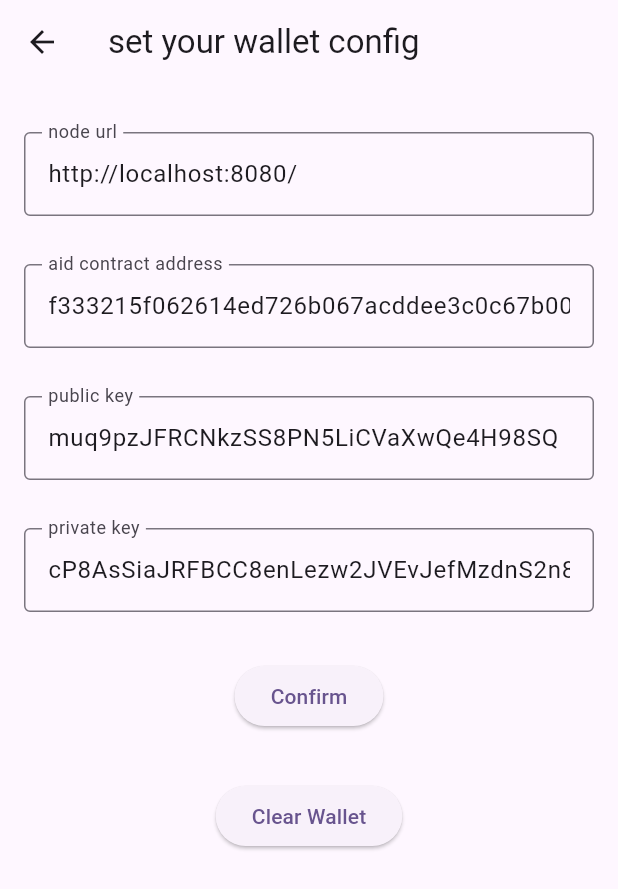
After one commit to leon123858/ourChain-frontend, a Flutter app: the screen it shows after launch, after a tap on "Wallet Config", on a phone screen of 412 x 824 dp. The commit adds this screen. Shown: the top 889 px of the screen. Run offline on Flutter 3.47's test engine with Material 3 defaults, Android fonts, the phone set to English and light mode, and no system bars; our stand-ins replace shared_preferences.

Commit message:
let user can custom dif infra

```diff
--- a/our-wallet-app/lib/controllers/coin.dart
+++ b/our-wallet-app/lib/controllers/coin.dart
@@ -60,8 +60,21 @@ class _CoinState extends State<Coin> {
                           );
                           return;
                         }
+                        // get wallet
+                        var wallet = Provider.of<UserStateProvider>(context,
+                                listen: false)
+                            .getWallet;
+                        if (wallet == null) {
+                          ScaffoldMessenger.of(context).showSnackBar(
+                            const SnackBar(
+                              content: Text('wallet is empty'),
+                            ),
+                          );
+                          return;
+                        }
                         // add coin
-                        final result = addCoin(aid, addressController.text);
+                        final result =
+                            addCoin(aid, addressController.text, wallet);
                         result.then((value) => {
                               if (value)
                                 {
--- /dev/null
+++ b/our-wallet-app/lib/controllers/config.dart
@@ -0,0 +1,165 @@
+import 'package:flutter/material.dart';
+import 'package:our_wallet_app/utils/config.dart';
+
+import '../services/wallet/wrapper.dart';
+
+class Config extends StatefulWidget {
+  const Config({super.key});
+
+  @override
+  State<Config> createState() => _ConfigState();
+}
+
+class _ConfigState extends State<Config> {
+  final _formKey = GlobalKey<FormState>();
+  TextEditingController nodeUrlController = TextEditingController();
+  TextEditingController aidAddressController = TextEditingController();
+  TextEditingController publicKeyController = TextEditingController();
+  TextEditingController privateKeyController = TextEditingController();
+
+  @override
+  Widget build(BuildContext context) {
+    Wallet tmp;
+    WalletBuilder().fromLocal().then((value) => {
+          if (value.isWalletExist())
+            {
+              tmp = value.build(),
+              nodeUrlController.text = tmp.getNodeUrl(),
+              aidAddressController.text = tmp.getAidAddress(),
+              publicKeyController.text = tmp.getAddress(),
+              privateKeyController.text = tmp.getPrivateKey(),
+            }
+          else
+            {
+              nodeUrlController.text = baseUrl,
+              aidAddressController.text = aidAddress,
+              publicKeyController.text = defaultPublicKey,
+              privateKeyController.text = defaultPrivateKey,
+            }
+        });
+    return Scaffold(
+      appBar: AppBar(
+        title: const Text("set your wallet config"),
+      ),
+      body: Form(
+        key: _formKey,
+        child: Padding(
+          padding: const EdgeInsets.symmetric(horizontal: 8, vertical: 16),
+          child: Column(
+            crossAxisAlignment: CrossAxisAlignment.center,
+            children: [
+              Padding(
+                padding:
+                    const EdgeInsets.symmetric(horizontal: 8, vertical: 16),
+                child: TextFormField(
+                  controller: nodeUrlController,
+                  decoration: const InputDecoration(
+                      border: OutlineInputBorder(), labelText: "node url"),
+                  validator: (value) {
+                    if (value == null || value.isEmpty) {
+                      return 'Please enter your node url';
+                    }
+                    return null;
+                  },
+                ),
+              ),
+              Padding(
+                padding:
+                    const EdgeInsets.symmetric(horizontal: 8, vertical: 16),
+                child: TextFormField(
+                  controller: aidAddressController,
+                  decoration: const InputDecoration(
+                      border: OutlineInputBorder(),
+                      labelText: "aid contract address"),
+                  validator: (value) {
+                    if (value == null || value.isEmpty) {
+                      return 'Please enter your aid contract address';
+                    }
+                    return null;
+                  },
+                ),
+              ),
+              Padding(
+                padding:
+                    const EdgeInsets.symmetric(horizontal: 8, vertical: 16),
+                child: TextFormField(
+                  controller: publicKeyController,
+                  decoration: const InputDecoration(
+                      border: OutlineInputBorder(), labelText: "public key"),
+                  validator: (value) {
+                    if (value == null || value.isEmpty) {
+                      return 'Please enter your public key';
+                    }
+                    return null;
+                  },
+                ),
+              ),
+              Padding(
+                padding:
+                    const EdgeInsets.symmetric(horizontal: 8, vertical: 16),
+                child: TextFormField(
+                  controller: privateKeyController,
+                  decoration: const InputDecoration(
+                      border: OutlineInputBorder(), labelText: "private key"),
+                  validator: (value) {
+                    if (value == null || value.isEmpty) {
+                      return 'Please enter your private key';
+                    }
+                    return null;
+                  },
+                ),
+              ),
+              Padding(
+                padding:
+                    const EdgeInsets.symmetric(horizontal: 8, vertical: 16.0),
+                child: Center(
+                  child: ElevatedButton(
+                    onPressed: () {
+                      if (_formKey.currentState!.validate()) {
+                        WalletBuilder()
+                            .setAddress(publicKeyController.text)
+                            .setPrivateKey(privateKeyController.text)
+                            .setAidAddress(aidAddressController.text)
+                            .setNodeUrl(nodeUrlController.text)
+                            .build()
+                            .saveLocal()
+                            .then((value) => {
+                                  // say config OK
+                                  ScaffoldMessenger.of(context).showSnackBar(
+                                    const SnackBar(content: Text('Config OK')),
+                                  ),
+                                });
+                        return;
+                      }
+                      ScaffoldMessenger.of(context).showSnackBar(
+                        const SnackBar(content: Text('Please fill input')),
+                      );
+                    },
+                    child: const Text('Confirm'),
+                  ),
+                ),
+              ),
+              Padding(
+                padding: const EdgeInsets.symmetric(vertical: 16.0),
+                child: Center(
+                  child: ElevatedButton(
+                    onPressed: () {
+                      WalletBuilder().clearLocal().then((value) => {
+                            // say config OK
+                            ScaffoldMessenger.of(context).showSnackBar(
+                              const SnackBar(content: Text('Config OK')),
+                            ),
+                          });
+                      return;
+                    },
+                    child: const Text('Clear Wallet'),
+                  ),
+                ),
+              )
+            ],
+          ),
+        ),
+      ),
+    );
+  }
+}
--- a/our-wallet-app/lib/controllers/newNFT.dart
+++ b/our-wallet-app/lib/controllers/newNFT.dart
@@ -105,7 +105,7 @@ class _NewNFTState extends State<NewNFT> {
                               if (value != null)
                                 {
                                   // add coin success
-                                  addCoin(aid, value).then((value) => {
+                                  addCoin(aid, value, wallet).then((value) => {
                                         if (value)
                                           {
                                             ScaffoldMessenger.of(context)
--- a/our-wallet-app/lib/controllers/nft.dart
+++ b/our-wallet-app/lib/controllers/nft.dart
@@ -1,4 +1,5 @@
 import 'package:flutter/material.dart';
+import 'package:flutter/services.dart';
 import 'package:provider/provider.dart';
 
 import '../services/orc20/wrapper.dart';
@@ -29,10 +30,25 @@ class _NFTState extends State<NFT> {
       body: Column(
         children: [
           Center(
-            child: ElevatedButton(
+              child: Row(
+            mainAxisAlignment: MainAxisAlignment.center,
+            children: [
+              ElevatedButton(
                 onPressed: () {
+                  // get wallet
+                  var wallet =
+                      Provider.of<UserStateProvider>(context, listen: false)
+                          .getWallet;
+                  if (wallet == null) {
+                    ScaffoldMessenger.of(context).showSnackBar(
+                      const SnackBar(
+                        content: Text('wallet is empty'),
+                      ),
+                    );
+                    return;
+                  }
                   // get coin list
-                getNFTList(widget.address)
+                  getNFTList(widget.address, wallet.getNodeUrl())
                       .then((coinList) => {
                             setState(() {
                               list = coinList;
@@ -41,14 +57,27 @@ class _NFTState extends State<NFT> {
                       .catchError((e) => {
                             ScaffoldMessenger.of(context).showSnackBar(
                               const SnackBar(
-                              content: Text('get coin list unexpected failed'),
+                                content:
+                                    Text('get coin list unexpected failed'),
                               ),
                             ),
                           });
                 },
                 child: const Text("Fetch NFT"),
               ),
+              IconButton(
+                  onPressed: () {
+                    // copy aid to clipboard
+                    Clipboard.setData(ClipboardData(text: widget.address));
+                    ScaffoldMessenger.of(context).showSnackBar(
+                      const SnackBar(
+                        content: Text('aid is copied to clipboard'),
                       ),
+                    );
+                  },
+                  icon: const Icon(Icons.copy))
+            ],
+          )),
           Form(
             key: _formKey,
             child: Padding(
@@ -193,6 +222,28 @@ class _NFTState extends State<NFT> {
             child: ListView.builder(
               itemCount: list.length,
               itemBuilder: (context, index) {
+                String aid =
+                    Provider.of<UserStateProvider>(context, listen: false)
+                        .getAidMetaData("aid");
+                if (aid == list[index].owner) {
+                  return Container(
+                    margin: const EdgeInsets.all(20),
+                    decoration: const BoxDecoration(
+                      border: Border.fromBorderSide(
+                        BorderSide(
+                          color: Colors.red,
+                          width: 2,
+                        ),
+                      ),
+                    ),
+                    child: ListTile(
+                      // add multiple buttons in trailing
+                      trailing: const Text("Owner of this NFT is you"),
+                      leading: Text(list[index].coinName.toString()),
+                      title: Text(list[index].id.toString()),
+                    ),
+                  );
+                }
                 return Container(
                   margin: const EdgeInsets.all(20),
                   decoration: const BoxDecoration(
--- a/our-wallet-app/lib/controllers/splash.dart
+++ b/our-wallet-app/lib/controllers/splash.dart
@@ -1,9 +1,9 @@
 import 'package:flutter/material.dart';
 import 'package:our_wallet_app/services/wallet/wrapper.dart';
-import 'package:our_wallet_app/utils/config.dart';
 import 'package:provider/provider.dart';
 
 import '../widgets/userProvider.dart';
+import 'config.dart';
 import 'login.dart';
 
 class SplashPage extends StatelessWidget {
@@ -21,22 +21,48 @@ class SplashPage extends StatelessWidget {
             child: ElevatedButton(
               onPressed: () {
                 WalletBuilder builder = WalletBuilder();
-                builder.setAddress(defaultPublicKey);
-                builder.setPrivateKey(defaultPrivateKey);
-                // save to provider
-                Provider.of<UserStateProvider>(context, listen: false)
-                    .setWallet(builder.build());
-                // replace current page with login page
-                Navigator.pushReplacement(
+                builder.fromLocal().then((value) => {
+                      if (value.isWalletExist())
+                        {
+                          // save wallet to provider
+                          Provider.of<UserStateProvider>(context, listen: false)
+                              .setWallet(value.build()),
+                          // push current page with login page
+                          Navigator.push(
+                            context,
+                            MaterialPageRoute(
+                              builder: (context) => const Login(
+                                title: 'Login',
+                              ),
+                            ),
+                          ),
+                        }
+                      else
+                        {
+                          // say use advance config to set wallet
+                          ScaffoldMessenger.of(context).showSnackBar(
+                            const SnackBar(
+                                content: Text(
+                                    'Please use advance config to set wallet')),
+                          ),
+                        }
+                    });
+              },
+              child: const Text("Login"),
+            ),
+          ),
+          Center(
+            child: ElevatedButton(
+              onPressed: () {
+                // push current page with config page
+                Navigator.push(
                   context,
                   MaterialPageRoute(
-                    builder: (context) => const Login(
-                      title: 'Login',
-                    ),
+                    builder: (context) => const Config(),
                   ),
                 );
               },
-              child: const Text("Login"),
+              child: const Text("Wallet Config"),
             ),
           ),
         ],
--- a/our-wallet-app/lib/services/aid/wrapper.dart
+++ b/our-wallet-app/lib/services/aid/wrapper.dart
@@ -2,14 +2,14 @@ import 'dart:convert';
 
 import 'package:our_wallet_app/services/chain/contract.dart';
 import 'package:our_wallet_app/services/wallet/wrapper.dart';
-import 'package:our_wallet_app/utils/config.dart';
 
 Future<bool> register(String name, String password, Wallet wallet) async {
   var result = await callContract(
-      targetAddress: aidAddress,
+      targetAddress: wallet.getAidAddress(),
       privateKey: wallet.privateKey,
       ownerAddress: wallet.address,
-      args: ["registerNewUser", name, password]);
+      args: ["registerNewUser", name, password],
+      nodeUrl: wallet.getNodeUrl());
   if (result == "") {
     return false;
   }
@@ -18,8 +18,9 @@ Future<bool> register(String name, String password, Wallet wallet) async {
 
 Future<String?> login(String name, String password, Wallet wallet) async {
   String? result = await getContractMessage(
-    targetAddress: aidAddress,
+    targetAddress: wallet.getAidAddress(),
     args: ["login", name, password],
+    nodeUrl: wallet.getNodeUrl(),
   );
   if (result == null) {
     return null;
@@ -33,10 +34,11 @@ Future<String?> login(String name, String password, Wallet wallet) async {
   return null;
 }
 
-Future<List<String>> getCoinList(String userAid) async {
+Future<List<String>> getCoinList(String userAid, Wallet wallet) async {
   String? result = await getContractMessage(
-    targetAddress: aidAddress,
+    targetAddress: wallet.getAidAddress(),
     args: ["getCoins", userAid],
+    nodeUrl: wallet.getNodeUrl(),
   );
   if (result == null) {
     return [];
@@ -50,24 +52,27 @@ Future<List<String>> getCoinList(String userAid) async {
   return [];
 }
 
-Future<bool> addCoin(String userAid, String coinAddress) async {
+Future<bool> addCoin(String userAid, String coinAddress, Wallet wallet) async {
   var result = await callContract(
-      targetAddress: aidAddress,
-      privateKey: defaultPrivateKey,
-      ownerAddress: defaultPublicKey,
-      args: ["setCoin", userAid, coinAddress]);
+      targetAddress: wallet.getAidAddress(),
+      privateKey: wallet.privateKey,
+      ownerAddress: wallet.address,
+      args: ["setCoin", userAid, coinAddress],
+      nodeUrl: wallet.getNodeUrl());
   if (result == "") {
     return false;
   }
   return true;
 }
 
-Future<bool> removeCoin(String userAid, String coinAddress) async {
+Future<bool> removeCoin(
+    String userAid, String coinAddress, Wallet wallet) async {
   var result = await callContract(
-      targetAddress: aidAddress,
-      privateKey: defaultPrivateKey,
-      ownerAddress: defaultPublicKey,
-      args: ["removeCoin", userAid, coinAddress]);
+      targetAddress: wallet.getAidAddress(),
+      privateKey: wallet.privateKey,
+      ownerAddress: wallet.address,
+      args: ["removeCoin", userAid, coinAddress],
+      nodeUrl: wallet.getNodeUrl());
   if (result == "") {
     return false;
   }
--- a/our-wallet-app/lib/services/orc20/wrapper.dart
+++ b/our-wallet-app/lib/services/orc20/wrapper.dart
@@ -5,8 +5,9 @@ import 'package:flutter/services.dart' show rootBundle;
 import 'package:our_wallet_app/services/chain/contract.dart';
 import 'package:our_wallet_app/services/wallet/wrapper.dart';
 
-Future<String> loadAsset() async {
-  return await rootBundle.loadString('assets/orc20.cpp');
+Future<String> loadAsset(String aidAddress) async {
+  return (await rootBundle.loadString('assets/orc20.cpp'))
+      .replaceFirst("<AID_ADDRESS>", aidAddress);
 }
 
 class NFTItem {
@@ -23,16 +24,18 @@ Future<String?> createNFT(
       targetAddress: "",
       privateKey: wallet.privateKey,
       ownerAddress: wallet.address,
-      code: await loadAsset(),
-      args: [coinName, "$count", userAid]);
+      code: await loadAsset(wallet.getAidAddress()),
+      args: [coinName, "$count", userAid],
+      nodeUrl: wallet.getNodeUrl());
   if (result == null) {
     return null;
   }
   return result["contractAddress"];
 }
 
-Future<List<NFTItem>> getNFTList(String nftAddress) async {
+Future<List<NFTItem>> getNFTList(String nftAddress, String nodeUrl) async {
   String? result = await getContractMessage(
+    nodeUrl: nodeUrl,
     targetAddress: nftAddress,
     args: ["totalSupply"],
   );
@@ -57,6 +60,7 @@ Future<bool> transferNFT(String nftAddress, String aid, String targetAid,
       targetAddress: nftAddress,
       privateKey: wallet.privateKey,
       ownerAddress: wallet.address,
+      nodeUrl: wallet.getNodeUrl(),
       args: ["transfer", aid, targetAid, "$count", userPassword]);
   if (result == "") {
     return false;
--- a/our-wallet-app/lib/services/wallet/wrapper.dart
+++ b/our-wallet-app/lib/services/wallet/wrapper.dart
@@ -4,6 +4,8 @@ import 'package:shared_preferences/shared_preferences.dart';
 class Wallet {
   final String address;
   final String privateKey;
+  final String aidAddress;
+  final String nodeUrl;
 
   String getAddress() {
     return address;
@@ -13,8 +15,16 @@ class Wallet {
     return privateKey;
   }
 
+  String getAidAddress() {
+    return aidAddress;
+  }
+
+  String getNodeUrl() {
+    return nodeUrl;
+  }
+
   Future<double> getBalance() async {
-    var utxoList = await getUtxoList(address: address);
+    var utxoList = await getUtxoList(address: address, nodeUrl: nodeUrl);
     if (utxoList == null) {
       return 0;
     }
@@ -27,17 +37,26 @@ class Wallet {
     return balance;
   }
 
-  saveWalletString() async {
+  saveLocal() async {
     var instance = await SharedPreferences.getInstance();
-    instance.setString('walletString', '$address:$privateKey');
+    instance.setString('nodeUrl', nodeUrl);
+    instance.setString('address', address);
+    instance.setString('privateKey', privateKey);
+    instance.setString('aidAddress', aidAddress);
   }
 
-  Wallet({required this.address, required this.privateKey});
+  Wallet(
+      {required this.aidAddress,
+      required this.nodeUrl,
+      required this.address,
+      required this.privateKey});
 }
 
 class WalletBuilder {
   String? address;
   String? privateKey;
+  String? aidAddress;
+  String? nodeUrl;
 
   Wallet build() {
     if (address == null) {
@@ -46,27 +65,46 @@ class WalletBuilder {
     if (privateKey == null) {
       throw Exception("Balance is required");
     }
-    return Wallet(address: address!, privateKey: privateKey!);
+    if (aidAddress == null) {
+      throw Exception("Aid address is required");
+    }
+    if (nodeUrl == null) {
+      throw Exception("Node url is required");
+    }
+    return Wallet(
+        address: address!,
+        privateKey: privateKey!,
+        aidAddress: aidAddress!,
+        nodeUrl: nodeUrl!);
   }
 
-  Future<String> getDiskString() async {
+  Future<WalletBuilder> fromLocal() async {
     // read from shared preferences
     var instance = await SharedPreferences.getInstance();
-    var walletString = instance.getString('walletString');
-    if (walletString == null) {
-      return "";
+    var nodeUrl = instance.getString('nodeUrl');
+    var address = instance.getString('address');
+    var privateKey = instance.getString('privateKey');
+    var aidAddress = instance.getString('aidAddress');
+    if (nodeUrl == null ||
+        address == null ||
+        privateKey == null ||
+        aidAddress == null) {
+      return this;
     }
-    return walletString;
+    this.nodeUrl = nodeUrl;
+    this.address = address;
+    this.privateKey = privateKey;
+    this.aidAddress = aidAddress;
+    return this;
   }
 
-  WalletBuilder fromString(String string) {
-    final parts = string.split(':');
-    if (parts.length != 2) {
-      throw Exception("Invalid string");
-    }
-    address = parts[0];
-    privateKey = parts[1];
-    return this;
+  Future<void> clearLocal() async {
+    // read from shared preferences
+    var instance = await SharedPreferences.getInstance();
+    instance.remove('nodeUrl');
+    instance.remove('address');
+    instance.remove('privateKey');
+    instance.remove('aidAddress');
   }
 
   WalletBuilder setAddress(String address) {
@@ -78,4 +116,21 @@ class WalletBuilder {
     this.privateKey = privateKey;
     return this;
   }
+
+  WalletBuilder setAidAddress(String aidAddress) {
+    this.aidAddress = aidAddress;
+    return this;
+  }
+
+  WalletBuilder setNodeUrl(String nodeUrl) {
+    this.nodeUrl = nodeUrl;
+    return this;
+  }
+
+  bool isWalletExist() {
+    return address != null &&
+        privateKey != null &&
+        aidAddress != null &&
+        nodeUrl != null;
+  }
 }
--- a/our-wallet-app/lib/widgets/coinList.dart
+++ b/our-wallet-app/lib/widgets/coinList.dart
@@ -5,6 +5,7 @@ import 'package:provider/provider.dart';
 import '../controllers/coin.dart';
 import '../controllers/nft.dart';
 import '../services/aid/wrapper.dart';
+import '../services/wallet/wrapper.dart';
 
 class CoinList extends StatelessWidget {
   const CoinList({Key? key, required this.list}) : super(key: key);
@@ -77,8 +78,21 @@ class CoinList extends StatelessWidget {
                             );
                             return;
                           }
+                          // get current wallet
+                          Wallet? wallet = Provider.of<UserStateProvider>(
+                                  context,
+                                  listen: false)
+                              .wallet;
+                          if (wallet == null) {
+                            ScaffoldMessenger.of(context).showSnackBar(
+                              const SnackBar(
+                                content: Text('wallet is empty'),
+                              ),
+                            );
+                            return;
+                          }
                           // delete coin
-                          final result = removeCoin(aid, list[index]);
+                          final result = removeCoin(aid, list[index], wallet);
                           result.then((value) => {
                                 if (value)
                                   {
--- a/our-wallet-app/lib/widgets/customCoins.dart
+++ b/our-wallet-app/lib/widgets/customCoins.dart
@@ -4,6 +4,7 @@ import 'package:our_wallet_app/widgets/userProvider.dart';
 import 'package:provider/provider.dart';
 
 import '../services/aid/wrapper.dart';
+import '../services/wallet/wrapper.dart';
 
 class CustomCoins extends StatefulWidget {
   const CustomCoins({super.key});
@@ -40,8 +41,20 @@ class CustomCoinsState extends State<CustomCoins> {
                       );
                       return;
                     }
+                    // get current wallet
+                    Wallet? wallet =
+                        Provider.of<UserStateProvider>(context, listen: false)
+                            .wallet;
+                    if (wallet == null) {
+                      ScaffoldMessenger.of(context).showSnackBar(
+                        const SnackBar(
+                          content: Text('wallet is empty'),
+                        ),
+                      );
+                      return;
+                    }
                     // get coin list
-                    getCoinList(aid)
+                    getCoinList(aid, wallet)
                         .then((coinList) => {
                               setState(() {
                                 _coinList = coinList;
```
Also changed, not shown: our-wallet-app/lib/controllers/home.dart (+26 -6 lines), our-wallet-app/lib/controllers/login.dart (+16 -0 lines), our-wallet-app/lib/services/chain/basic.dart (+20 -12 lines), our-wallet-app/lib/services/chain/coin.dart (+7 -5 lines), our-wallet-app/lib/services/chain/contract.dart (+18 -13 lines), 1 other file. Lines whose indentation alone changed are shown as unchanged.
